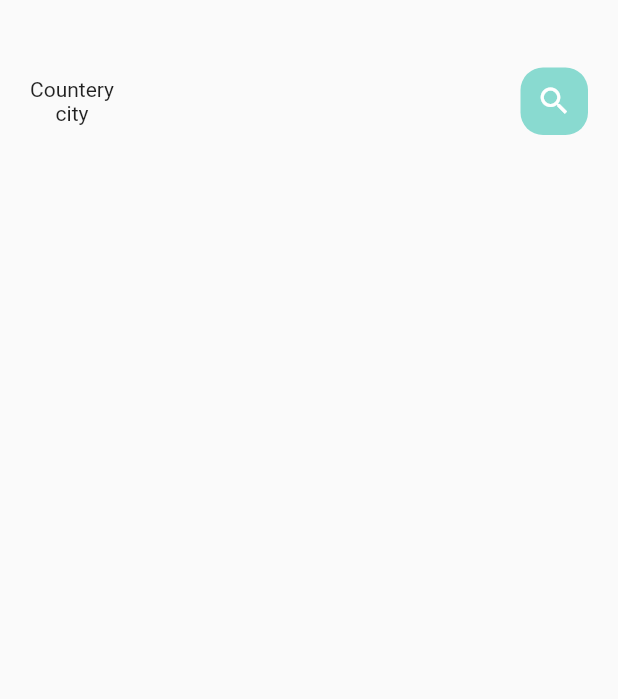
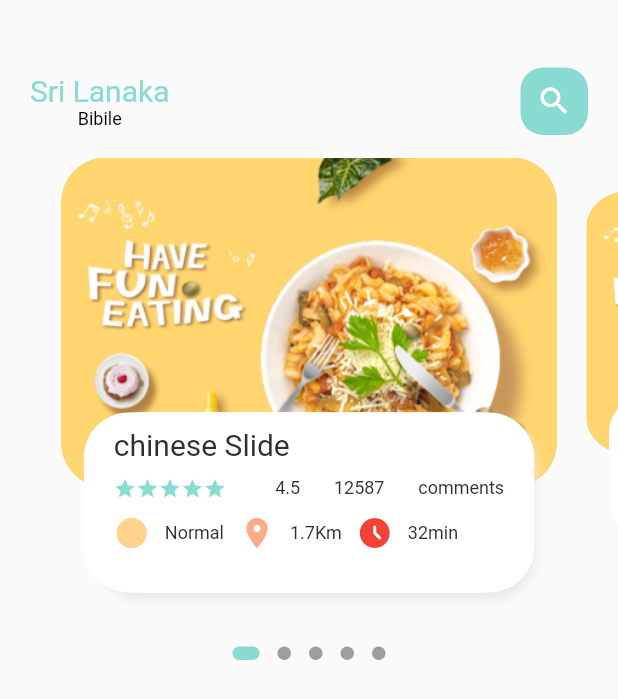
Before and after one commit to poornakani/food_Delivary_FlutterApp, a Flutter app: the screen it shows after launch, on a phone screen of 412 x 824 dp. Shown: the top 699 px of the screen. Run offline on Flutter 3.47's test engine with Material 2 defaults, Android fonts, the phone set to English and light mode, and no system bars; drawn by our look-alikes of dots_indicator.

```diff
--- /dev/null
+++ b/lib/home/food_page_body.dart
@@ -0,0 +1,195 @@
+import 'package:dots_indicator/dots_indicator.dart';
+import 'package:flutter/material.dart';
+import 'package:fooddelivary/utils/colors.dart';
+import 'package:fooddelivary/widgets/big_text.dart';
+import 'package:fooddelivary/widgets/icons_and_text.dart';
+import 'package:fooddelivary/widgets/small_text.dart';
+
+class FoodPageBody extends StatefulWidget {
+  const FoodPageBody({Key? key}) : super(key: key);
+
+  @override
+  _FoodPageBodyState createState() => _FoodPageBodyState();
+}
+
+class _FoodPageBodyState extends State<FoodPageBody> {
+  PageController pageController = PageController(viewportFraction: 0.85);
+  var _curretPageValue = 0.0;
+  double _scaleFactor = 0.8;
+  double height = 220;
+
+  @override
+  void initState() {
+    super.initState();
+    pageController.addListener(() {
+      setState(() {
+        _curretPageValue = pageController.page!;
+        //print(_curretPageValue.toString());
+      });
+    });
+  }
+
+  @override
+  void dispose() {
+    pageController.dispose();
+  }
+
+  @override
+  Widget build(BuildContext context) {
+    return Column(
+      children: [
+        Container(
+          // color: Colors.red,
+          height: 320,
+          child: PageView.builder(
+              controller: pageController,
+              itemCount: 5,
+              itemBuilder: (context, position) {
+                return _buildPageItem(position);
+              }),
+        ),
+        new DotsIndicator(
+          dotsCount: 5,
+          position: _curretPageValue,
+          decorator: DotsDecorator(
+            activeColor: AppColors.mainColor,
+            size: const Size.square(9.0),
+            activeSize: const Size(18.0, 9.0),
+            activeShape: RoundedRectangleBorder(
+                borderRadius: BorderRadius.circular(5.0)),
+          ),
+        )
+      ],
+    );
+  }
+
+  Widget _buildPageItem(int index) {
+    Matrix4 matrix = new Matrix4.identity();
+    if (index == _curretPageValue.floor()) {
+      //current slide
+      var currentScale = 1 - (_curretPageValue - index) * (1 - _scaleFactor);
+      var currTrans = height * (1 - currentScale) / 2;
+      matrix = Matrix4.diagonal3Values(1, currentScale, 1)
+        ..setTranslationRaw(0, currTrans, 0);
+    } else if (index == _curretPageValue.floor() + 1) {
+      //next slide
+      var currentScale =
+          _scaleFactor + (_curretPageValue - index + 1) * (1 - _scaleFactor);
+      var currTrans = height * (1 - currentScale) / 2;
+      matrix = Matrix4.diagonal3Values(1, currentScale, 1)
+        ..setTranslationRaw(0, currTrans, 0);
+    } else if (index == _curretPageValue.floor() - 1) {
+      //next slide
+      var currentScale = 1 - (_curretPageValue - index) * (1 - _scaleFactor);
+      var currTrans = height * (1 - currentScale) / 2;
+      matrix = Matrix4.diagonal3Values(1, currentScale, 1)
+        ..setTranslationRaw(0, currTrans, 0);
+    } else {
+      var currentScale = 0.8;
+      matrix = Matrix4.diagonal3Values(1, currentScale, 1)
+        ..setTranslationRaw(0, height * (1 - _scaleFactor) / 2, 0);
+    }
+
+    return Transform(
+      transform: matrix,
+      child: Stack(
+        children: [
+          Container(
+            height: 220,
+            margin: EdgeInsets.only(left: 10, right: 10),
+            decoration: BoxDecoration(
+                borderRadius: BorderRadius.circular(30),
+                color: Colors.amber,
+                image: DecorationImage(
+                    fit: BoxFit.cover,
+                    image: AssetImage("assets/image/food0.png"))),
+          ),
+          Align(
+            alignment: Alignment.bottomCenter,
+            child: Container(
+              height: 120,
+              margin: EdgeInsets.only(left: 30, right: 30, bottom: 30),
+              decoration: BoxDecoration(
+                  borderRadius: BorderRadius.circular(30),
+                  color: Colors.white,
+                  boxShadow: [
+                    BoxShadow(
+                        color: Color(0xFFe8e8e8),
+                        blurRadius: 5.0,
+                        offset: Offset(5, 5)),
+                    BoxShadow(color: Colors.white, offset: Offset(-5, 0)),
+                    BoxShadow(color: Colors.white, offset: Offset(5, 0)),
+                  ]),
+              child: Container(
+                padding: EdgeInsets.only(top: 10, left: 15, right: 15),
+                child: Column(
+                  crossAxisAlignment: CrossAxisAlignment.start,
+                  children: [
+                    BigText(
+                      text: "chinese Slide",
+                      color: AppColors.mainBlackColor,
+                    ),
+                    SizedBox(
+                      height: 10,
+                    ),
+                    Row(
+                      mainAxisAlignment: MainAxisAlignment.spaceBetween,
+                      children: [
+                        Wrap(
+                          children: List.generate(
+                              5,
+                              (index) => Icon(
+                                    Icons.star,
+                                    color: AppColors.mainColor,
+                                    size: 15,
+                                  )),
+                        ),
+                        SizedBox(
+                          width: 20,
+                        ),
+                        SmallText(text: "4.5"),
+                        SizedBox(
+                          width: 10,
+                        ),
+                        SmallText(text: "12587"),
+                        SizedBox(
+                          width: 10,
+                        ),
+                        SmallText(text: "comments"),
+                      ],
+                    ),
+                    SizedBox(
+                      height: 10,
+                    ),
+                    Row(
+                      children: [
+                        IconAndTextWidget(
+                            icon: Icons.circle_sharp,
+                            text: "Normal",
+                            iconColor: AppColors.iconColor1),
+                        SizedBox(
+                          width: 10,
+                        ),
+                        IconAndTextWidget(
+                            icon: Icons.location_on,
+                            text: "1.7Km",
+                            iconColor: AppColors.iconColor2),
+                        SizedBox(
+                          width: 10,
+                        ),
+                        IconAndTextWidget(
+                            icon: Icons.access_time_filled_rounded,
+                            text: "32min",
+                            iconColor: Colors.red),
+                      ],
+                    )
+                  ],
+                ),
+              ),
+            ),
+          )
+        ],
+      ),
+    );
+  }
+}
--- a/lib/home/main_food_page.dart
+++ b/lib/home/main_food_page.dart
@@ -1,5 +1,8 @@
 import 'package:flutter/material.dart';
+import 'package:fooddelivary/home/food_page_body.dart';
 import 'package:fooddelivary/utils/colors.dart';
+import 'package:fooddelivary/widgets/big_text.dart';
+import 'package:fooddelivary/widgets/small_text.dart';
 
 class MainFoodPage extends StatefulWidget {
   const MainFoodPage({Key? key}) : super(key: key);
@@ -23,8 +26,12 @@ class _MainFoodPageState extends State<MainFoodPage> {
                 children: [
                   Column(
                     children: [
-                      Text("Countery"),
-                      Text("city")
+                      BigText(text: "Sri Lanaka",color: AppColors.mainColor,),
+                      Row(
+                        children: [
+                          SmallText(text: "Bibile",color: Colors.black,),
+                        ],
+                      ),
                     ],
                   ),
                   Center(
@@ -42,6 +49,7 @@ class _MainFoodPageState extends State<MainFoodPage> {
               ),
             ),
           ),
+          FoodPageBody()
         ],
       )
     );
--- a/lib/widgets/big_text.dart
+++ b/lib/widgets/big_text.dart
@@ -2,13 +2,13 @@ import 'package:flutter/cupertino.dart';
 import 'package:flutter/material.dart';
 
 class BigText extends StatelessWidget {
-  final Color? color;
+   Color? color;
   final String text;
   double size;
   TextOverflow overflow;
 
   BigText({Key? key,
-    this.color,
+    this.color= const Color(0xFF89dad0),
     required this.text,
     this.overflow=TextOverflow.ellipsis,
     this.size = 20.0
@@ -19,10 +19,13 @@ class BigText extends StatelessWidget {
   Widget build(BuildContext context) {
     return Text(
       text,
+      maxLines: 1,
       overflow: overflow,
       style: (TextStyle(
+        fontFamily: 'Roboto',
         color: color,
         fontWeight: FontWeight.w400,
+        fontSize: size
 
       )),
     );
--- /dev/null
+++ b/lib/widgets/icons_and_text.dart
@@ -0,0 +1,24 @@
+import 'package:flutter/material.dart';
+import 'package:fooddelivary/widgets/small_text.dart';
+
+class IconAndTextWidget extends StatelessWidget {
+
+  final IconData icon;
+  final String text;
+
+  final Color iconColor;
+  const IconAndTextWidget({Key? key, required this.icon, required this.text, required this.iconColor,
+
+  }) : super(key: key);
+
+  @override
+  Widget build(BuildContext context) {
+    return Row(
+      children: [
+        Icon(icon,color: iconColor,),
+        SizedBox(width: 10,),
+        SmallText(text: text,)
+      ],
+    );
+  }
+}
--- /dev/null
+++ b/lib/widgets/small_text.dart
@@ -0,0 +1,30 @@
+import 'package:flutter/cupertino.dart';
+import 'package:flutter/material.dart';
+
+class SmallText extends StatelessWidget {
+  Color? color;
+  final String text;
+  double size;
+  double height;
+
+  SmallText({Key? key,
+    this.color= const Color(0xFF332d2b),
+    required this.text,
+    this.size = 12.0,
+    this.height=1.2
+
+  }) : super(key: key);
+
+  @override
+  Widget build(BuildContext context) {
+    return Text(
+      text,
+      style: (TextStyle(
+          fontFamily: 'Roboto',
+          color: color,
+          fontSize: size,
+          height: height
+      )),
+    );
+  }
+}
--- a/pubspec.yaml
+++ b/pubspec.yaml
@@ -30,6 +30,7 @@ dependencies:
   flutter:
     sdk: flutter
   get: ^4.1.4
+  dots_indicator: ^2.1.0
 
 
   # The following adds the Cupertino Icons font to your application.
```
Also changed, not shown: lib/utils/dimensions.dart (added), pubspec.lock.
